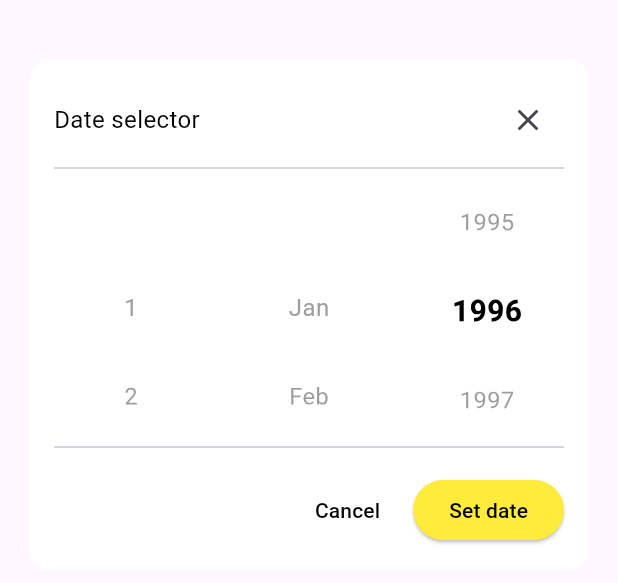
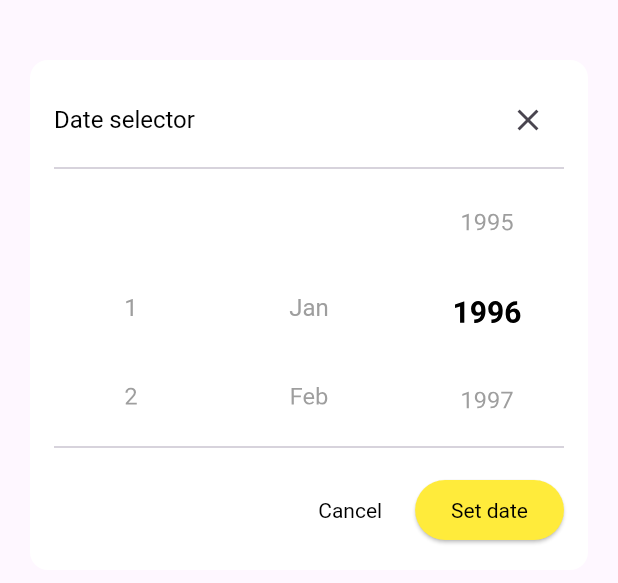
Before and after one commit to yapoey/flutter-test-library, a Flutter app: the CustomCalendar widget shown alone on an empty page, opened directly, scrolled down 576 dp, on a phone screen of 412 x 824 dp. Shown: the part 303-886 px from the top of the screen. Run offline on Flutter 3.47's test engine with Material 3 defaults, Android fonts, the phone set to English and light mode, and no system bars; our stand-ins replace audioplayers, cached_network_image, carousel_slider, geolocator, image_cropper, image_picker and 2 more; missing offline and left inert: audio_waveforms, ffmpeg_kit_flutter, flutter_sound, pro_image_editor.

Commit message:
calendar edits

```diff
--- a/lib/screens/calendar_screen.dart
+++ b/lib/screens/calendar_screen.dart
@@ -34,7 +34,7 @@ class DatePickerScreenState extends State<DatePickerScreen> {
               onTap: () async{
                 DateTime? selectedDate =  await showCustomCalendar(context: context);
                 if(selectedDate != null){
-                  _dateController.text = "${selectedDate.day} ${selectedDate.month} ${selectedDate.year}";
+                  _dateController.text = "${selectedDate.day}/${selectedDate.month}/${selectedDate.year}";
                 }
               },
             ),
--- a/lib/widgets/custom_calendar.dart
+++ b/lib/widgets/custom_calendar.dart
@@ -43,7 +43,7 @@ class CustomCalendarState extends State<CustomCalendar> {
             Row(
               mainAxisAlignment: MainAxisAlignment.spaceBetween,
               children: [
-                const Text("Date selector", style: TextStyle(fontSize: 16, color: Colors.black)),
+                const DefaultTextStyle(style: TextStyle(fontSize: 16, color: Colors.black), child: Text("Date selector")),
                 IconButton(
                   onPressed: () => Navigator.pop(context),
                   icon: const Icon(Icons.close),
@@ -82,7 +82,7 @@ class CustomCalendarState extends State<CustomCalendar> {
               children: [
                 TextButton(
                   onPressed: () => Navigator.pop(context),
-                  child: const Text("Cancel", style: TextStyle(fontSize: 14, color: Colors.black)),
+                  child: const DefaultTextStyle(style: TextStyle(fontSize: 14, color: Colors.black), child: Text("Cancel")),
                 ),
                 const SizedBox(width: 10),
                 ElevatedButton(
@@ -94,7 +94,7 @@ class CustomCalendarState extends State<CustomCalendar> {
                     DateTime selectedDate = DateTime(selectedYear, selectedMonth + 1, selectedDay);
                     Navigator.pop(context, selectedDate);
                   },
-                  child: const Text("Set date", style: TextStyle(fontSize: 14, color: Colors.black)),
+                  child: const DefaultTextStyle(style: TextStyle(fontSize: 14, color: Colors.black), child: Text("Set date")),
                 ),
               ],
             ),
@@ -123,12 +123,14 @@ class CustomCalendarState extends State<CustomCalendar> {
             final item = items[index];
             final isSelected = item == selectedItem;
             return Center(
-              child: Text(
-                "$item",
+              child: DefaultTextStyle(
                 style: TextStyle(
                   fontSize: isSelected ? 20 : 16,
                   fontWeight: isSelected ? FontWeight.bold : FontWeight.normal,
                   color: isSelected ? Colors.black : Colors.grey,
+                ),
+                child: Text(
+                  "$item",
                 ),
               ),
             );
```
